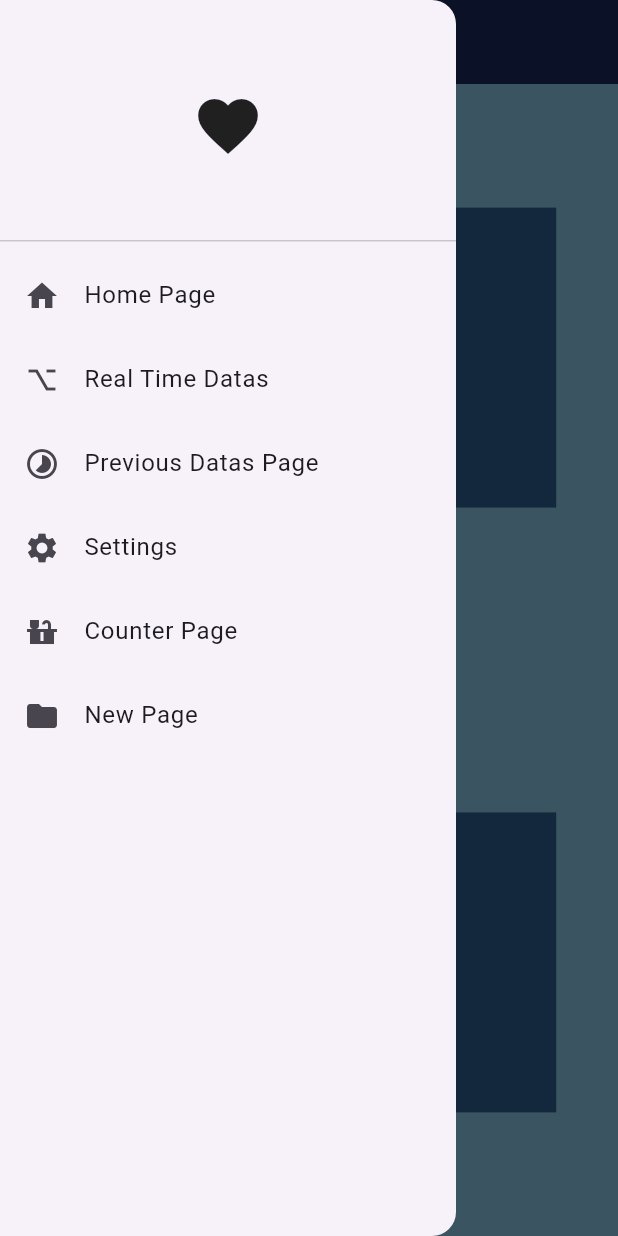
After one commit to EnesMalik02/esp8266_flutter_ui_connection, a Flutter app: the NewPage screen opened by its route, with the side drawer open, on a phone screen of 412 x 824 dp. The commit adds this screen. Run offline on Flutter 3.47's test engine with Material 3 defaults, Android fonts, the phone set to English and light mode, and no system bars.

Commit message:
some changes about pages and practice flutter

```diff
--- a/lib/main.dart
+++ b/lib/main.dart
@@ -6,6 +6,7 @@ import 'package:teknofest/pages/first_page.dart';
 import 'package:teknofest/pages/real_time_data_page.dart';
 import 'package:teknofest/pages/settings_page.dart';
 import 'package:teknofest/pages/todo_page.dart';
+import 'package:teknofest/pages/smt_new_page.dart';
 
 
 
@@ -23,12 +24,14 @@ class MyApp extends StatelessWidget {
     return MaterialApp(
       debugShowCheckedModeBanner: false,
       home: FirstPage(),
+      theme:ThemeData(primarySwatch: Colors.blue),
       routes: {
         '/firstpage' :(context) => FirstPage(),
         '/realtimedatapage' :(context) => RealTimeDataPage(),
         '/settingspage':(context) => SettingsPage(),
         '/counterpage':(context) => CounterPage(),
         '/todopage':(context) => ToDoPage(),
+        '/newpage':(context) => NewPage(),
       } ,
     );
 
--- a/lib/pages/first_page.dart
+++ b/lib/pages/first_page.dart
@@ -62,7 +62,7 @@ class FirstPage extends StatelessWidget {
                 }
               ),
               ListTile(
-                leading: Icon(Icons.folder),
+                leading: Icon(Icons.work),
                 title: Text("Todo Page"),
                 onTap:(){
                   Navigator.pop(context);
@@ -72,6 +72,16 @@ class FirstPage extends StatelessWidget {
                 }
               ),
 
+                ListTile(
+                leading: Icon(Icons.folder),
+                title: Text("New Page"),
+                onTap:(){
+                  Navigator.pop(context);
+                  Navigator.pushNamed(context, '/newpage');
+
+
+                }
+              ),
           ],
         )
       ),
--- /dev/null
+++ b/lib/pages/smt_new_page.dart
@@ -0,0 +1,145 @@
+// ignore_for_file: unused_import, prefer_const_literals_to_create_immutables, prefer_const_constructors
+
+import 'package:flutter/material.dart';
+
+
+import 'package:teknofest/pages/first_page.dart';
+import 'package:teknofest/pages/real_time_data_page.dart';
+import 'package:teknofest/pages/settings_page.dart';
+import 'package:teknofest/pages/counter_page.dart';
+import 'package:teknofest/pages/todo_page.dart';
+
+
+class NewPage extends StatefulWidget {
+  const NewPage({super.key});
+
+  @override
+  State<NewPage> createState() => _NewPageState();
+}
+
+class _NewPageState extends State<NewPage> {
+  @override
+  Widget build(BuildContext context) {
+    // Ekran boyutunu al
+    Size screenSize = MediaQuery.of(context).size;
+    double width = screenSize.width;
+    double height = screenSize.height;
+
+    // Ekran boyutunun bir yüzdesini kullanarak padding hesapla
+    double horizontalPadding = width * 0.1; // Ekran genişliğinin %10'u
+    double verticalPadding = height * 0.1; // Ekran yüksekliğinin %10'u
+
+    return Scaffold(
+      backgroundColor: Color.fromARGB(198, 93, 164, 198),
+      appBar: AppBar(
+        backgroundColor: Color.fromARGB(255, 24, 37, 86),
+        title: Text("New Testing Page"),
+      ),
+      drawer: Drawer(
+        child: ListView(
+          padding: EdgeInsets.zero,
+          children: [
+            DrawerHeader(
+              child: Icon(
+                Icons.favorite,
+                size:48,
+                ),
+              ),
+              ListTile(
+                  leading: Icon(Icons.home),
+                  title: Text("Home Page"),
+                  onTap: () {
+                    Navigator.pop(context);
+                    Navigator.pushNamed(context, '/firstpage');
+                  },
+              ),
+               ListTile(
+                  leading: Icon(Icons.keyboard_option_key_outlined),
+                  title: Text("Real Time Datas"),
+                  onTap: () {
+                    Navigator.pop(context);
+                    Navigator.pushNamed(context, '/realtimedatapage');
+                  },
+              ),
+               ListTile(
+                  leading: Icon(Icons.timelapse),
+                  title: Text("Previous Datas Page"),
+                  onTap: () {
+                    Navigator.pop(context);
+                    Navigator.pushNamed(context, '/previousdatapage');
+                  },
+              ),
+               ListTile(
+                  leading: Icon(Icons.settings),
+                  title: Text("Settings"),
+                  onTap: () {
+                    Navigator.pop(context);
+                    Navigator.pushNamed(context, '/settingspage');
+                  },
+
+              ),
+              ListTile(
+                  leading: Icon(Icons.countertops),
+                  title: Text("Counter Page"),
+                  onTap: () {
+                    Navigator.pop(context);
+                    Navigator.pushNamed(context, '/counterpage');
+                  },
+
+              ),
+                ListTile(
+                  leading: Icon(Icons.folder),
+                  title: Text("New Page"),
+                  onTap: () {
+                    Navigator.pop(context);
+                    //Navigator.pushNamed(context, '/newpage');
+                  },
+
+              ),
+
+          ],
+        ),
+      ),
+      body: Stack(
+        children: [
+          Positioned(
+            left: horizontalPadding,
+            top: verticalPadding,
+            child: Container(
+              height: 200,
+              width: 200,
+              color: Color.fromARGB(255, 41, 86, 134),
+            ),
+          ),
+          Positioned(
+            right: horizontalPadding,
+            top: verticalPadding,
+            child: Container(
+              height: 200,
+              width: 200,
+              color: Color.fromARGB(255, 41, 86, 134),
+            ),
+          ),
+          Positioned(
+            left: horizontalPadding,
+            bottom: verticalPadding,
+            child: Container(
+              height: 200,
+              width: 200,
+              color: Color.fromARGB(255, 41, 86, 134),
+            ),
+          ),
+          Positioned(
+            right: horizontalPadding,
+            bottom: verticalPadding,
+            child: Container(
+              height: 200,
+              width: 200,
+              color: Color.fromARGB(255, 41, 86, 134),
+            ),
+          ),
+        ],
+      ),
+    );
+  }
+}
--- a/lib/pages/todo_page.dart
+++ b/lib/pages/todo_page.dart
@@ -1,4 +1,4 @@
-// ignore_for_file: prefer_const_constructors
+// ignore_for_file: prefer_const_constructors, prefer_interpolation_to_compose_strings
 
 import 'package:flutter/material.dart';
 
@@ -13,9 +13,16 @@ class _ToDoPageState extends State<ToDoPage> {
   //Text editing controller to get acces to what the user typed
   TextEditingController myController = TextEditingController();
 
+  // greetingMessage
+  String greetingMessage="";
+
   //greet User
   void greetUser(){
-    print(myController.text);
+
+    setState(() {
+      greetingMessage="Hello "+myController.text;
+
+    });
   }
 
   @override
@@ -27,6 +34,8 @@ class _ToDoPageState extends State<ToDoPage> {
           child: Column(
             mainAxisAlignment: MainAxisAlignment.center,
           children: [
+
+            Text(greetingMessage),
             //TextField
             TextField(
             controller:myController ,
```
